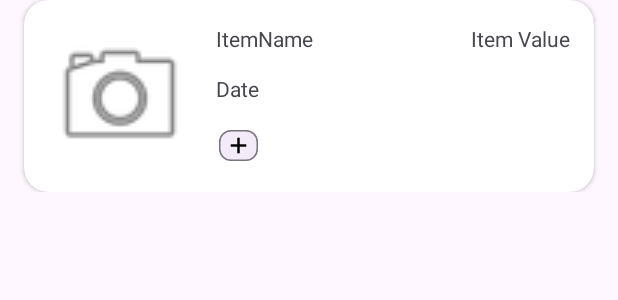
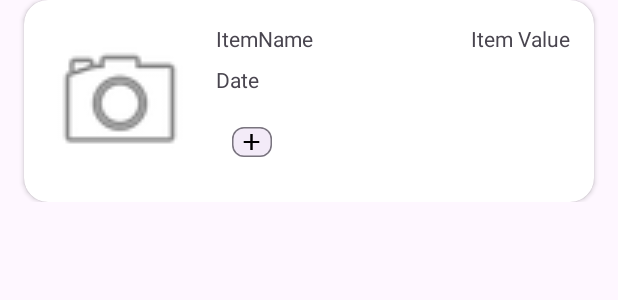
Before and after one commit to CMPUT301F23T15/Kit, an Android app: the layout item_list_row.xml on its own in the app's theme, with its tools: preview values and no code run, on a phone screen of 412 x 824 dp. Shown: the top 300 px of the screen. Run offline under Robolectric (Android 15) with nearby library versions, the phone set to English and light mode, and no system bars.

Commit message:
added xml chips that implement each style of chip

```diff
--- a/app/src/main/res/layout/item_list_row.xml
+++ b/app/src/main/res/layout/item_list_row.xml
@@ -84,16 +84,7 @@
                         android:id="@+id/addTagChip"
                         style="@style/tag_add_chip"
                         android:layout_width="wrap_content"
-                        android:layout_height="wrap_content"
-                        app:checkedIconVisible="false"
-                        app:chipEndPadding="4dp"
-                        app:chipIcon="@drawable/baseline_add_24"
-                        app:chipMinHeight="20dp"
-                        app:chipMinTouchTargetSize="30dp"
-                        app:chipStartPadding="4dp"
-                        app:closeIconVisible="false"
-                        app:textEndPadding="0dp"
-                        app:textStartPadding="0dp" />
+                        android:layout_height="wrap_content" />
 
                 </com.google.android.material.chip.ChipGroup>
             </HorizontalScrollView>
--- a/app/src/main/res/values/styles.xml
+++ b/app/src/main/res/values/styles.xml
@@ -4,13 +4,14 @@
         <item name="chipMinHeight">@dimen/tag_height</item>
         <item name="chipEndPadding">@dimen/tag_padding</item>
         <item name="chipStartPadding">@dimen/tag_padding</item>
-
+    </style>
+    <style name="tag_chip_deletable" parent="tag_chip">
         <item name="closeIconEnabled">true</item>
         <item name="closeIconVisible">true</item>
     </style>
     <style name="tag_add_chip" parent="tag_chip">
         <item name="textEndPadding">0dp</item>
         <item name="textStartPadding">0dp</item>
-        <item name="closeIconVisible">false</item>
+        <item name="chipIcon">@drawable/baseline_add_24</item>
     </style>
 </resources>
```
Also changed, not shown: app/src/main/res/layout/tag_chip.xml (added, +7 -0 lines), app/src/main/res/layout/tag_chip_add.xml (added, +7 -0 lines), app/src/main/res/layout/tag_chip_deletable.xml (added, +7 -0 lines).
